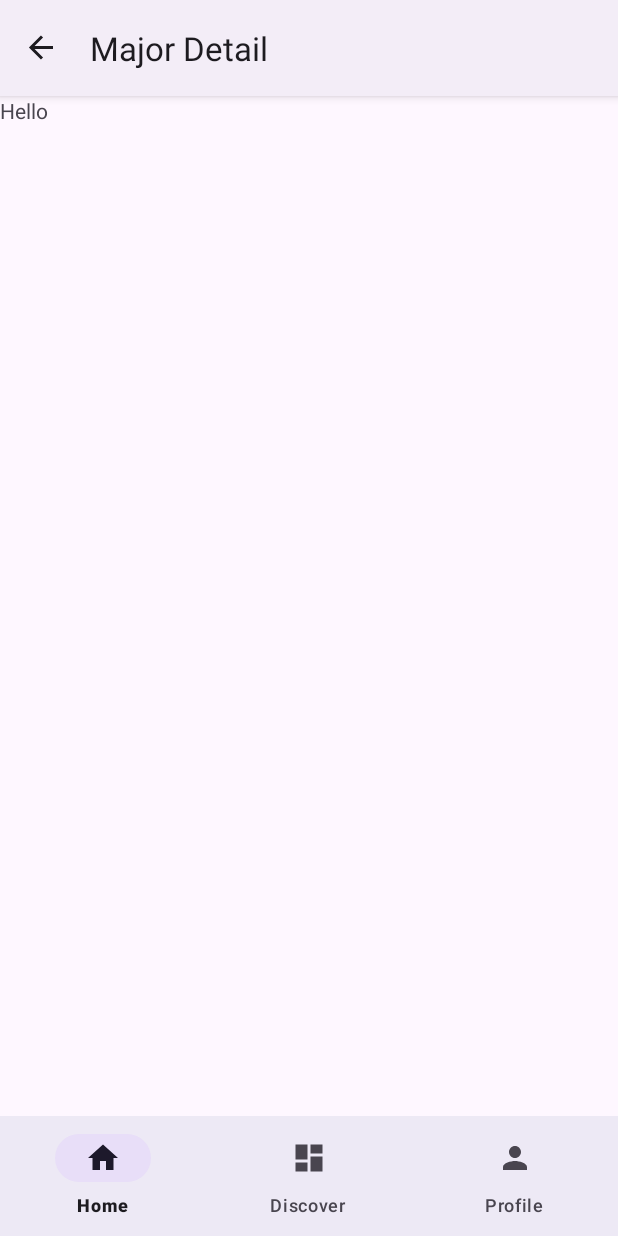
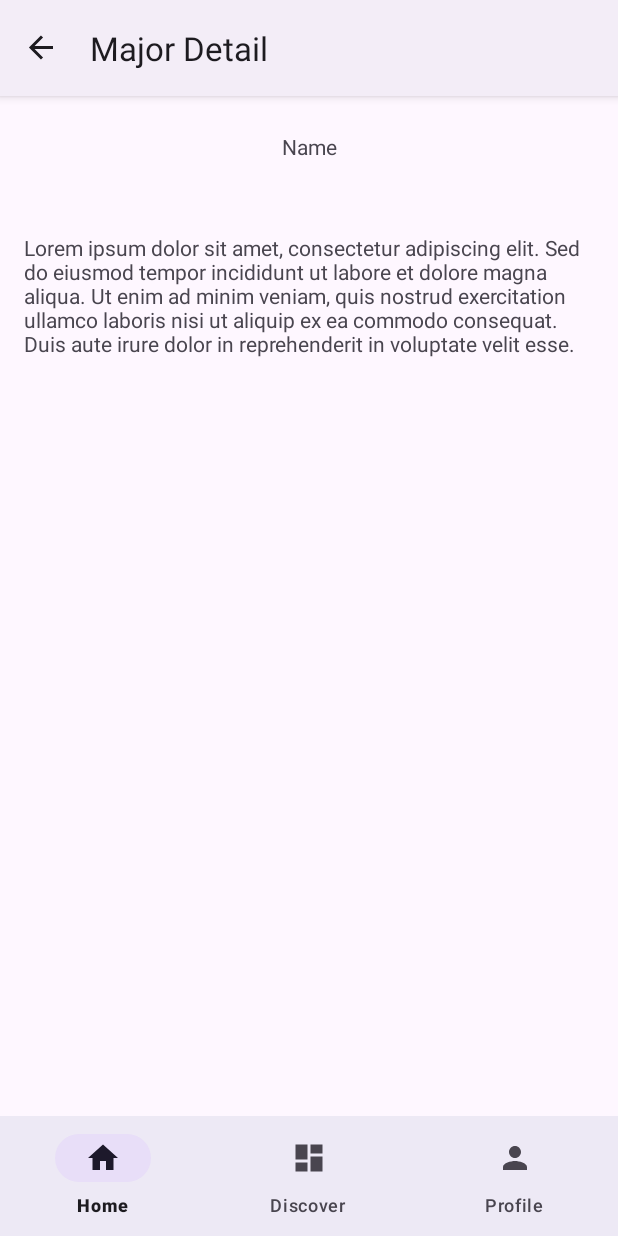
Before and after one commit to School-Impact/SI_Mobile, an Android app: the MajorDetailFragment screen opened through its navigation route, on a phone screen of 412 x 824 dp. Run offline under Robolectric (Android 15) with nearby library versions, the phone set to English and light mode, and no system bars; our stand-ins replace Dagger/Hilt's generated code, navigation-ui.

Commit message:
implement major detail data fetching

```diff
--- a/app/src/main/AndroidManifest.xml
+++ b/app/src/main/AndroidManifest.xml
@@ -4,8 +4,8 @@
 
     <uses-permission android:name="android.permission.INTERNET" />
 
-
     <application
+        android:name=".MyApplication"
         android:allowBackup="true"
         android:dataExtractionRules="@xml/data_extraction_rules"
         android:fullBackupContent="@xml/backup_rules"
--- a/app/src/main/java/com/example/schoolimpact/MainActivity.kt
+++ b/app/src/main/java/com/example/schoolimpact/MainActivity.kt
@@ -10,7 +10,9 @@ import androidx.navigation.ui.setupWithNavController
 import com.example.schoolimpact.data.preferences.AuthDataSource
 import com.example.schoolimpact.databinding.ActivityMainBinding
 import com.google.android.material.bottomnavigation.BottomNavigationView
+import dagger.hilt.android.AndroidEntryPoint
 
+@AndroidEntryPoint
 class MainActivity : AppCompatActivity() {
 
     private lateinit var binding: ActivityMainBinding
--- a/app/src/main/java/com/example/schoolimpact/ui/auth/login/LoginFragment.kt
+++ b/app/src/main/java/com/example/schoolimpact/ui/auth/login/LoginFragment.kt
@@ -142,9 +142,9 @@ class LoginFragment : Fragment() {
         showSnackBar(message)
     }
 
-    private fun showSnackBar(message: String) {
-        Snackbar.make(binding.root, message, Snackbar.LENGTH_SHORT).show()
-    }
+        private fun showSnackBar(message: String) {
+            Snackbar.make(binding.root, message, Snackbar.LENGTH_SHORT).show()
+        }
 
     override fun onResume() {
         super.onResume()
--- a/app/src/main/res/layout/fragment_major_detail.xml
+++ b/app/src/main/res/layout/fragment_major_detail.xml
@@ -1,13 +1,50 @@
 <?xml version="1.0" encoding="utf-8"?>
-<FrameLayout xmlns:android="http://schemas.android.com/apk/res/android"
+<androidx.constraintlayout.widget.ConstraintLayout xmlns:android="http://schemas.android.com/apk/res/android"
+    xmlns:app="http://schemas.android.com/apk/res-auto"
     xmlns:tools="http://schemas.android.com/tools"
     android:layout_width="match_parent"
     android:layout_height="match_parent"
     tools:context=".ui.main.discover.detail.MajorDetailFragment">
 
     <TextView
+        android:id="@+id/tv_major_name"
+        android:layout_width="wrap_content"
+        android:layout_height="wrap_content"
+        android:padding="16dp"
+        android:layout_marginTop="8dp"
+        android:text="@string/placeholder_name"
+        app:layout_constraintEnd_toEndOf="parent"
+        app:layout_constraintStart_toStartOf="parent"
+        app:layout_constraintTop_toTopOf="parent" />
+
+    <TextView
+        android:id="@+id/tv_major_description"
+        android:layout_width="match_parent"
+        android:layout_height="wrap_content"
+        android:layout_marginTop="16dp"
+        android:padding="16dp"
+        android:text="@string/placeholder_description"
+        app:layout_constraintEnd_toEndOf="parent"
+        app:layout_constraintLeft_toLeftOf="parent"
+        app:layout_constraintTop_toBottomOf="@+id/tv_major_name" />
+
+    <FrameLayout
+        android:id="@+id/loadingOverlay"
         android:layout_width="match_parent"
         android:layout_height="match_parent"
-        android:text="Hello" />
+        android:background="#80000000"
+        android:elevation="10dp"
+        android:visibility="gone"
+        app:layout_constraintBottom_toBottomOf="parent"
+        app:layout_constraintEnd_toEndOf="parent"
+        app:layout_constraintStart_toStartOf="parent"
+        app:layout_constraintTop_toTopOf="parent">
 
-</FrameLayout>
+        <ProgressBar
+            android:layout_width="wrap_content"
+            android:layout_height="wrap_content"
+            android:layout_gravity="center" />
+
+    </FrameLayout>
+
+</androidx.constraintlayout.widget.ConstraintLayout>
--- a/app/src/main/res/values/strings.xml
+++ b/app/src/main/res/values/strings.xml
@@ -31,4 +31,7 @@
     <string name="hello_blank_fragment">Hello blank fragment</string>
     <string name="item_major_name_placeholder">List item</string>
     <string name="title_major_detail">Major Detail</string>
+    <string name="placeholder_description">Lorem ipsum dolor sit amet, consectetur adipiscing elit. Sed do eiusmod tempor incididunt ut labore et
+        dolore magna aliqua. Ut enim ad minim veniam, quis nostrud exercitation ullamco laboris nisi ut aliquip ex ea commodo consequat.
+        Duis aute irure dolor in reprehenderit in voluptate velit esse.</string>
 </resources>
--- a/build.gradle.kts
+++ b/build.gradle.kts
@@ -2,4 +2,8 @@
 plugins {
     alias(libs.plugins.android.application) apply false
     alias(libs.plugins.jetbrains.kotlin.android) apply false
+//    alias(libs.plugins.ksp) apply false
+//    alias(libs.plugins.hilt) apply false
+    id("com.google.dagger.hilt.android") version "2.51.1" apply false
+
 }
--- a/gradle/libs.versions.toml
+++ b/gradle/libs.versions.toml
@@ -3,6 +3,7 @@ agp = "8.6.1"
 cardview = "1.0.0"
 datastorePreferences = "1.1.1"
 firebaseAuthKtx = "23.1.0"
+hiltAndroid = "2.51.1"
 kotlin = "1.9.24"
 coreKtx = "1.15.0"
 junit = "4.13.2"
@@ -23,7 +24,7 @@ activity = "1.9.3"
 fragmentKtx = "1.8.5"
 legacySupportV4 = "1.0.0"
 annotation = "1.9.1"
-recyclerview = "1.3.0"
+recyclerview = "1.3.2"
 viewpager2 = "1.1.0"
 
 [libraries]
@@ -33,6 +34,8 @@ androidx-datastore-preferences = { module = "androidx.datastore:datastore-prefer
 androidx-viewpager2 = { module = "androidx.viewpager2:viewpager2", version.ref = "viewpager2" }
 converter-gson = { module = "com.squareup.retrofit2:converter-gson", version.ref = "retrofit" }
 firebase-auth-ktx = { module = "com.google.firebase:firebase-auth-ktx", version.ref = "firebaseAuthKtx" }
+hilt-android = { module = "com.google.dagger:hilt-android", version.ref = "hiltAndroid" }
+hilt-android-compiler = { module = "com.google.dagger:hilt-android-compiler", version.ref = "hiltAndroid" }
 junit = { group = "junit", name = "junit", version.ref = "junit" }
 androidx-junit = { group = "androidx.test.ext", name = "junit", version.ref = "junitVersion" }
 androidx-espresso-core = { group = "androidx.test.espresso", name = "espresso-core", version.ref = "espressoCore" }
```
Also changed, not shown: app/build.gradle.kts (+10 -3 lines), app/src/main/java/com/example/schoolimpact/MyApplication.kt (added, +7 -0 lines), app/src/main/java/com/example/schoolimpact/data/api/ApiService.kt (+10 -0 lines), app/src/main/java/com/example/schoolimpact/data/model/MajorDetailResponse.kt (added, +24 -0 lines), app/src/main/java/com/example/schoolimpact/data/preferences/AuthDataSource.kt (+7 -1 lines), app/src/main/java/com/example/schoolimpact/data/repository/MajorRepository.kt (+23 -2 lines), app/src/main/java/com/example/schoolimpact/di/NetworkModule.kt (added, +47 -0 lines), app/src/main/java/com/example/schoolimpact/ui/main/discover/detail/MajorDetailFragment.kt (+53 -4 lines), app/src/main/java/com/example/schoolimpact/ui/main/discover/detail/MajorDetailViewModel.kt (+25 -2 lines), app/src/main/java/com/example/schoolimpact/ui/main/discover/major/MajorListFragment.kt (+5 -2 lines).
